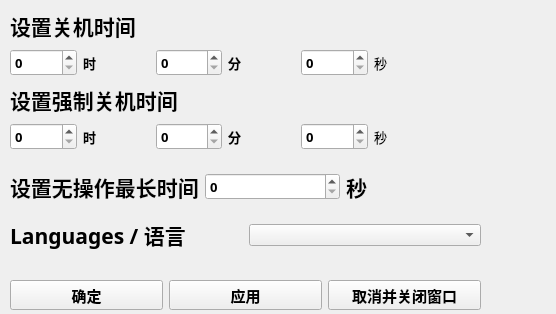
Qt form qtui/main.ui (zhuhansan666/autoPowerOff) before a commit.
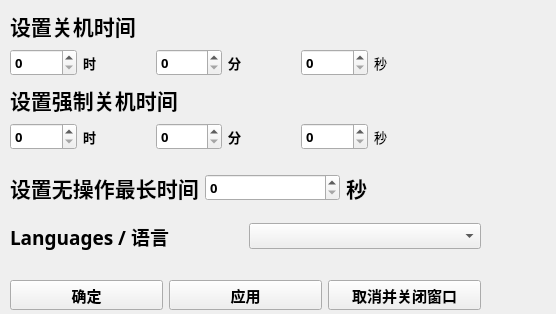
The same form after that commit.

The edit to the form file:
```diff
--- a/qtui/main.ui
+++ b/qtui/main.ui
@@ -13,7 +13,7 @@
   <property name="windowTitle">
    <string>Form</string>
   </property>
-  <widget class="QWidget" name="">
+  <widget class="QWidget" name="layoutWidget">
    <property name="geometry">
     <rect>
      <x>10</x>
@@ -79,7 +79,7 @@
     </item>
    </layout>
   </widget>
-  <widget class="QWidget" name="">
+  <widget class="QWidget" name="layoutWidget">
    <property name="geometry">
     <rect>
      <x>10</x>
@@ -145,7 +145,7 @@
         <property name="font">
          <font>
           <family>MiSans Semibold</family>
-          <pointsize>16</pointsize>
+          <pointsize>14</pointsize>
           <weight>75</weight>
           <bold>true</bold>
          </font>
@@ -157,6 +157,14 @@
       </item>
       <item>
        <widget class="QComboBox" name="chooseBox">
+        <property name="font">
+         <font>
+          <family>MiSans Semibold</family>
+          <pointsize>10</pointsize>
+          <weight>75</weight>
+          <bold>true</bold>
+         </font>
+        </property>
         <property name="cursor">
          <cursorShape>ArrowCursor</cursorShape>
         </property>
@@ -166,7 +174,7 @@
     </item>
    </layout>
   </widget>
-  <widget class="QWidget" name="">
+  <widget class="QWidget" name="layoutWidget">
    <property name="geometry">
     <rect>
      <x>10</x>
```
Left out of the diff: 2 changed lines with no effect on the pictures.
